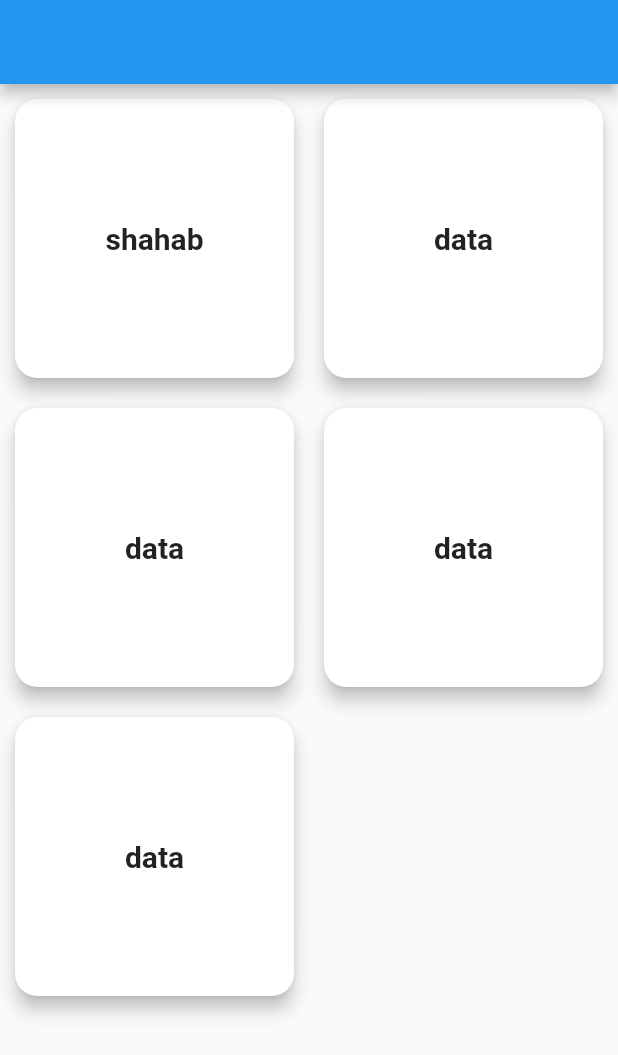
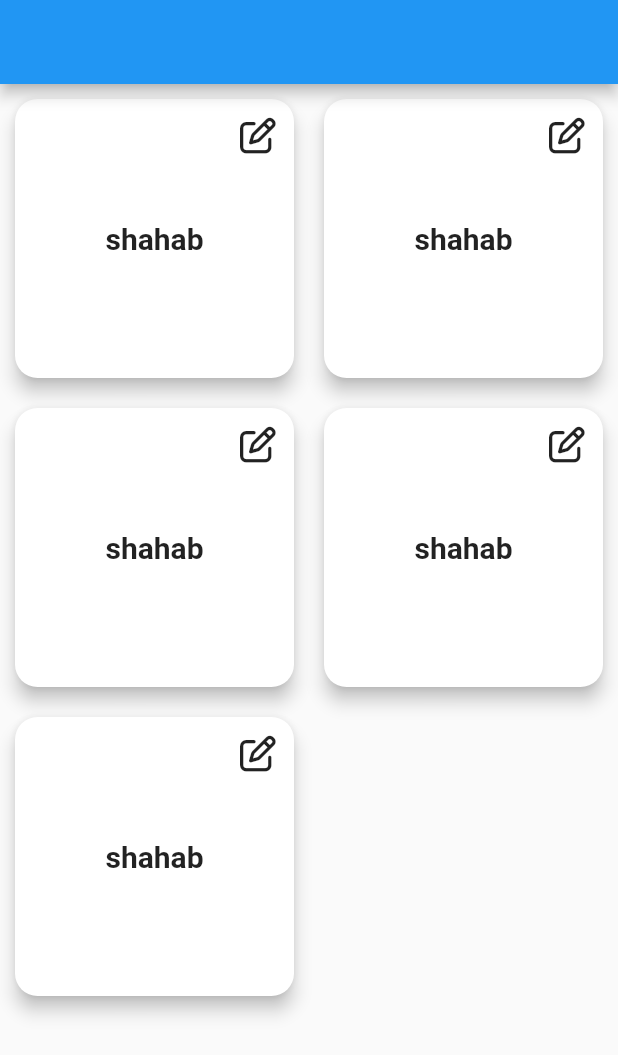
Before and after one commit to ShahabShahab/TopFlashCards, a Flutter app: the screen it shows after launch, on a phone screen of 412 x 824 dp. Shown: the top 1055 px of the screen. Run offline on Flutter 3.47's test engine with Material 2 defaults, Android fonts, the phone set to English and light mode, and no system bars; our stand-ins replace equatable, font_awesome_flutter.

Commit message:
CustomCardView deved and tested

```diff
--- /dev/null
+++ b/lib/custom_widgets/custom_card_view.dart
@@ -0,0 +1,16 @@
+import 'package:flutter/material.dart';
+
+class CustomCardView extends StatelessWidget {
+  final Widget child;
+  const CustomCardView({super.key, required this.child});
+
+  @override
+  Widget build(BuildContext context) {
+    return Card(
+        shape: const RoundedRectangleBorder(
+            borderRadius: BorderRadius.all(Radius.circular(15))),
+        margin: const EdgeInsets.all(10),
+        elevation: 5,
+        child: child);
+  }
+}
--- a/lib/custom_widgets/custom_list_card.dart
+++ /dev/null
@@ -1,21 +0,0 @@
-import 'package:flutter/material.dart';
-
-class CustomListCard extends StatelessWidget {
-  final Widget child;
-  const CustomListCard({super.key, required this.child});
-
-  @override
-  Widget build(BuildContext context) {
-    return Card(
-      shape: const RoundedRectangleBorder(
-          borderRadius: BorderRadius.all(Radius.circular(15))),
-      margin: const EdgeInsets.all(10),
-      elevation: 5,
-      child: Center(
-          child: Padding(
-        padding: const EdgeInsets.all(8.0),
-        child: child,
-      )),
-    );
-  }
-}
--- /dev/null
+++ b/lib/custom_widgets/flash_card.dart
@@ -0,0 +1,28 @@
+import 'package:flutter/material.dart';
+import 'package:font_awesome_flutter/font_awesome_flutter.dart';
+import 'package:topflashcards/custom_widgets/custom_text.dart';
+
+class FlashCard extends StatelessWidget {
+  final String text;
+  const FlashCard({super.key, required this.text});
+
+  @override
+  Widget build(BuildContext context) {
+    return Stack(
+      children: [
+        Align(
+          alignment: Alignment.topRight,
+          child: IconButton(
+              onPressed: () {
+                debugPrint("FlashCardContainer build");
+              },
+              icon: const FaIcon(FontAwesomeIcons.penToSquare)),
+        ),
+        Align(
+          alignment: Alignment.center,
+          child: FlashCardText(text),
+        )
+      ],
+    );
+  }
+}
--- a/lib/features/showflashcards/presentation/pages/home_page.dart
+++ b/lib/features/showflashcards/presentation/pages/home_page.dart
@@ -1,35 +1,27 @@
 import 'package:flutter/material.dart';
-import 'package:flutter/src/widgets/framework.dart';
 import 'package:flutter/src/widgets/placeholder.dart';
-import 'package:topflashcards/custom_widgets/custom_list_card.dart';
+import 'package:topflashcards/custom_widgets/custom_card_view.dart';
 import 'package:topflashcards/custom_widgets/custom_text.dart';
+import 'package:topflashcards/custom_widgets/flash_card.dart';
 
 class HomePage extends StatelessWidget {
   const HomePage({super.key});
 
   @override
   Widget build(BuildContext context) {
+    debugPrint(MediaQuery.of(context).size.width.toString());
+    debugPrint(MediaQuery.of(context).size.height.toString());
     return Scaffold(
         appBar: AppBar(),
         body: GridView(
           gridDelegate: const SliverGridDelegateWithFixedCrossAxisCount(
               crossAxisCount: 2),
-          children: [
-            CustomListCard(
-              child: FlashCardText("shahab"),
-            ),
-            CustomListCard(
-              child: FlashCardText("data"),
-            ),
-            CustomListCard(
-              child: FlashCardText("data"),
-            ),
-            CustomListCard(
-              child: FlashCardText("data"),
-            ),
-            CustomListCard(
-              child: FlashCardText("data"),
-            ),
+          children: const [
+            CustomCardView(child: FlashCard(text: "shahab")),
+            CustomCardView(child: FlashCard(text: "shahab")),
+            CustomCardView(child: FlashCard(text: "shahab")),
+            CustomCardView(child: FlashCard(text: "shahab")),
+            CustomCardView(child: FlashCard(text: "shahab")),
           ],
         ));
   }
--- a/lib/main.dart
+++ b/lib/main.dart
@@ -12,6 +12,7 @@ class MyApp extends StatelessWidget {
   Widget build(BuildContext context) {
     return MaterialApp(
       title: 'Flutter Demo',
+      debugShowCheckedModeBanner: false,
       theme: ThemeData(
         primarySwatch: Colors.blue,
       ),
--- a/pubspec.yaml
+++ b/pubspec.yaml
@@ -19,6 +19,8 @@ dependencies:
   flutter_bloc: ^8.1.2
   connectivity_plus: ^3.0.4
   firebase_auth: ^4.4.2
+  flutter_svg: ^2.0.5
+  font_awesome_flutter: ^10.4.0
 
 
 dev_dependencies:
```
